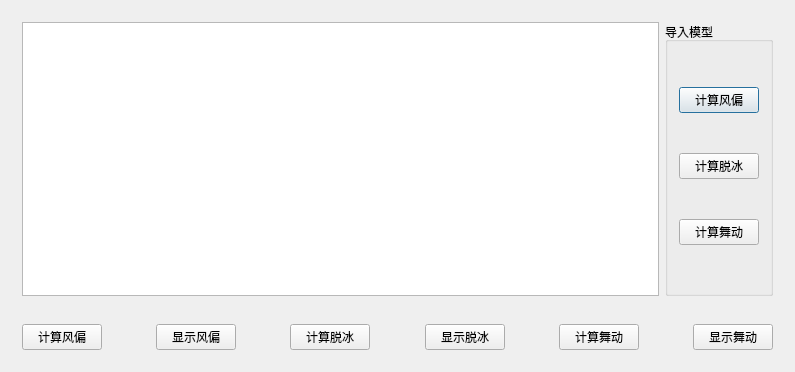
Before: the Qt Designer form TW/UI_Calculate.ui in Shixuku/Tower-Visual, drawn with Qt 5.
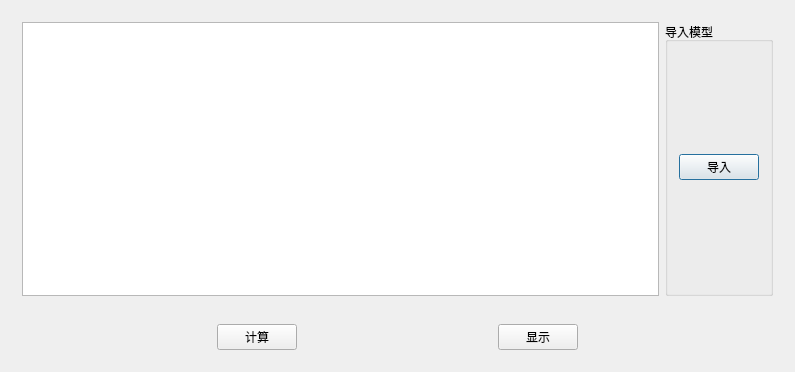
After: the same form once the commit is applied.

Commit message: 修改了范理的动态链接库，把鲁佳帛覆冰和算风搞到一起了

Patch:
```diff
--- a/TW/UI_Calculate.ui
+++ b/TW/UI_Calculate.ui
@@ -29,21 +29,7 @@
          <item>
           <widget class="QPushButton" name="btn_InputWind">
            <property name="text">
-            <string>计算风偏</string>
-           </property>
-          </widget>
-         </item>
-         <item>
-          <widget class="QPushButton" name="btn_InputIce">
-           <property name="text">
-            <string>计算脱冰</string>
-           </property>
-          </widget>
-         </item>
-         <item>
-          <widget class="QPushButton" name="btn_InputWuDong">
-           <property name="text">
-            <string>计算舞动</string>
+            <string>导入</string>
            </property>
           </widget>
          </item>
@@ -56,10 +42,23 @@
    <item>
     <widget class="QWidget" name="widget" native="true">
      <layout class="QHBoxLayout" name="horizontalLayout">
+      <item>
+       <spacer name="horizontalSpacer">
+        <property name="orientation">
+         <enum>Qt::Horizontal</enum>
+        </property>
+        <property name="sizeHint" stdset="0">
+         <size>
+          <width>40</width>
+          <height>20</height>
+         </size>
+        </property>
+       </spacer>
+      </item>
       <item>
        <widget class="QPushButton" name="btn_Wind">
         <property name="text">
-         <string>计算风偏</string>
+         <string>计算</string>
         </property>
        </widget>
       </item>
@@ -79,7 +78,7 @@
       <item>
        <widget class="QPushButton" name="btn_showWind">
         <property name="text">
-         <string>显示风偏</string>
+         <string>显示</string>
         </property>
        </widget>
       </item>
@@ -96,73 +95,6 @@
         </property>
        </spacer>
       </item>
-      <item>
-       <widget class="QPushButton" name="btn_Ice">
-        <property name="text">
-         <string>计算脱冰</string>
-        </property>
-       </widget>
-      </item>
-      <item>
-       <spacer name="horizontalSpacer">
-        <property name="orientation">
-         <enum>Qt::Horizontal</enum>
-        </property>
-        <property name="sizeHint" stdset="0">
-         <size>
-          <width>40</width>
-          <height>20</height>
-         </size>
-        </property>
-       </spacer>
-      </item>
-      <item>
-       <widget class="QPushButton" name="btn_showIce">
-        <property name="text">
-         <string>显示脱冰</string>
-        </property>
-       </widget>
-      </item>
-      <item>
-       <spacer name="horizontalSpacer_3">
-        <property name="orientation">
-         <enum>Qt::Horizontal</enum>
-        </property>
-        <property name="sizeHint" stdset="0">
-         <size>
-          <width>40</width>
-          <height>20</height>
-         </size>
-        </property>
-       </spacer>
-      </item>
-      <item>
-       <widget class="QPushButton" name="btn_WuDong">
-        <property name="text">
-         <string>计算舞动</string>
-        </property>
-       </widget>
-      </item>
-      <item>
-       <spacer name="horizontalSpacer_5">
-        <property name="orientation">
-         <enum>Qt::Horizontal</enum>
-        </property>
-        <property name="sizeHint" stdset="0">
-         <size>
-          <width>40</width>
-          <height>20</height>
-         </size>
-        </property>
-       </spacer>
-      </item>
-      <item>
-       <widget class="QPushButton" name="btn_showWuDong">
-        <property name="text">
-         <string>显示舞动</string>
-        </property>
-       </widget>
-      </item>
      </layout>
     </widget>
    </item>
```
The commit also changes 22 other files.
